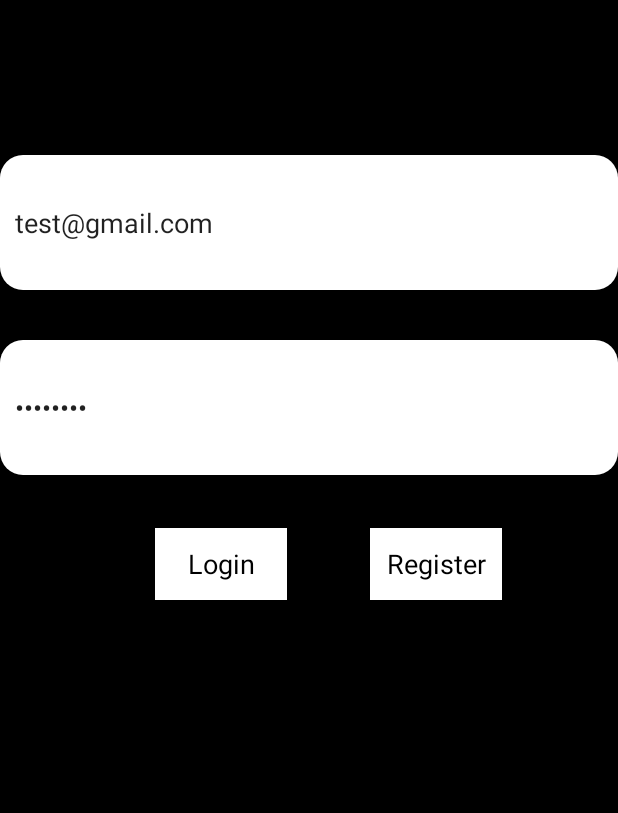
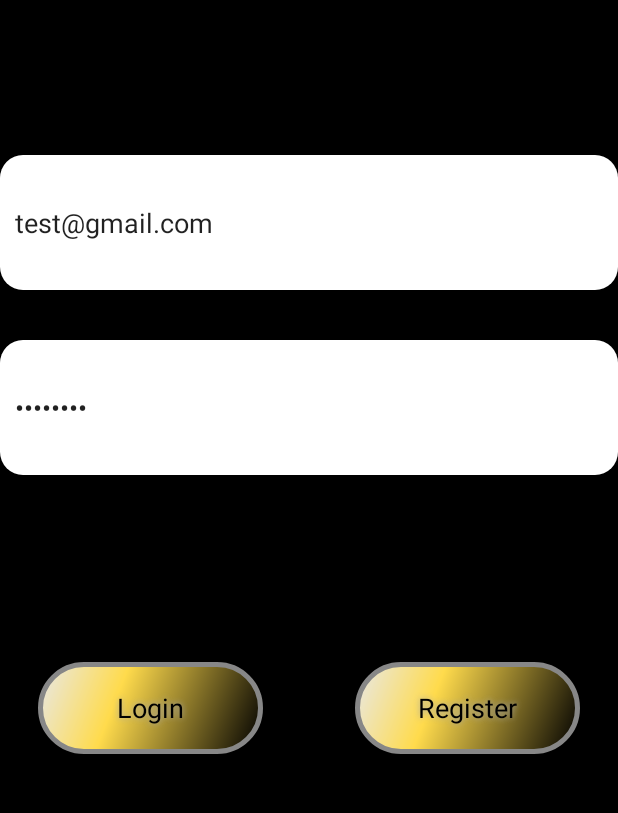
Before and after one commit to JunshuaiFeng/Hackathon2017, an Android app: the MainActivity screen opened directly, with no data from a screen before it, on a phone screen of 412 x 824 dp, the part 212-1025 px from its top. Run offline under Robolectric (Android 15) with nearby library versions, the phone set to English and light mode, and no system bars.

Commit message:
Change Sign In, Register buttons

```diff
--- /dev/null
+++ b/app/src/main/res/drawable/buttonshape.xml
@@ -0,0 +1,28 @@
+<?xml version="1.0" encoding="utf-8"?>
+<shape xmlns:android="http://schemas.android.com/apk/res/android" android:shape="rectangle" >
+    <corners
+        android:radius="57dp"
+        />
+    <gradient
+        android:angle="315"
+        android:centerX="35%"
+        android:centerColor="#ffdb4c"
+        android:startColor="#E8E8E8"
+        android:endColor="#000000"
+        android:type="linear"
+        />
+    <padding
+        android:left="0dp"
+        android:top="0dp"
+        android:right="0dp"
+        android:bottom="0dp"
+        />
+    <size
+        android:width="150dp"
+        android:height="61dp"
+        />
+    <stroke
+        android:width="3dp"
+        android:color="#878787"
+        />
+</shape>
--- a/app/src/main/res/layout/activity_main.xml
+++ b/app/src/main/res/layout/activity_main.xml
@@ -41,31 +41,39 @@
         android:paddingLeft="10dp"/>
 
     <Button
-        android:id="@+id/btnLogin"
-        android:layout_width="wrap_content"
-        android:layout_height="wrap_content"
-        android:layout_below="@+id/edtTxtPassword"
-        android:layout_marginEnd="55dp"
-        android:layout_marginTop="35dp"
-        android:layout_toStartOf="@+id/btnRegister"
-        android:background="#FFFFFF"
-        android:textAppearance="?android:attr/textAppearanceMedium"
-        android:textColor="#000000"
-        android:text="Login"
-        android:onClick="login"/>
-
-    <Button
         android:id="@+id/btnRegister"
         android:layout_width="wrap_content"
         android:layout_height="wrap_content"
         android:layout_alignBaseline="@+id/btnLogin"
         android:layout_alignBottom="@+id/btnLogin"
         android:layout_alignParentEnd="true"
-        android:layout_marginEnd="77dp"
-        android:background="#FFFFFF"
+        android:layout_marginEnd="25dp"
         android:textAppearance="?android:attr/textAppearanceMedium"
         android:textColor="#000000"
         android:text="Register"
-        android:onClick="register"/>
+        android:onClick="register"
+        android:background="@drawable/buttonshape"
+        android:shadowColor="#A8A8A8"
+        android:shadowDx="0"
+        android:shadowDy="0"
+        android:shadowRadius="5"/>
+
+    <Button
+        android:id="@+id/btnLogin"
+        android:textAppearance="?android:attr/textAppearanceMedium"
+        android:textColor="#000000"
+        android:text="Login"
+        android:onClick="login"
+        android:layout_width="wrap_content"
+        android:layout_height="wrap_content"
+        android:background="@drawable/buttonshape"
+        android:shadowColor="#A8A8A8"
+        android:shadowDx="0"
+        android:shadowDy="0"
+        android:shadowRadius="5"
+        android:layout_alignParentBottom="true"
+        android:layout_marginBottom="180dp"
+        android:layout_alignParentStart="true"
+        android:layout_marginStart="25dp" />
 
 </RelativeLayout>
```
